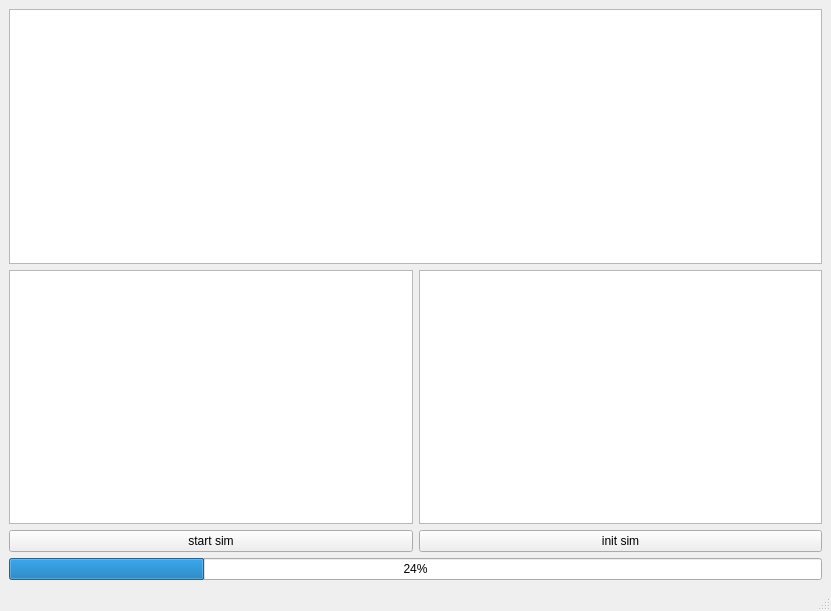
Old version of the form ElegantDISManager/hub.ui in the repository ZYunfeii/ElegantDIS.
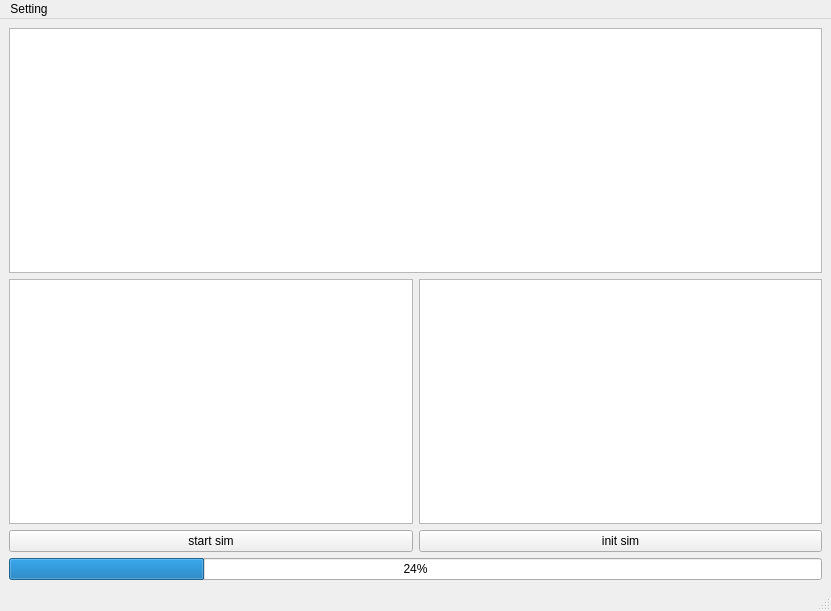
New version of the form.

Commit message: update setting widget and README.md

What changed in the file:
```diff
--- a/ElegantDISManager/hub.ui
+++ b/ElegantDISManager/hub.ui
@@ -68,6 +68,13 @@
      <height>22</height>
     </rect>
    </property>
+   <widget class="QMenu" name="setting">
+    <property name="title">
+     <string>Setting</string>
+    </property>
+    <addaction name="setting_button"/>
+   </widget>
+   <addaction name="setting"/>
   </widget>
   <widget class="QStatusBar" name="statusbar"/>
  </widget>
```
Left out of the diff: 5 changed lines with no effect on the pictures. The commit also changes 26 other files.
